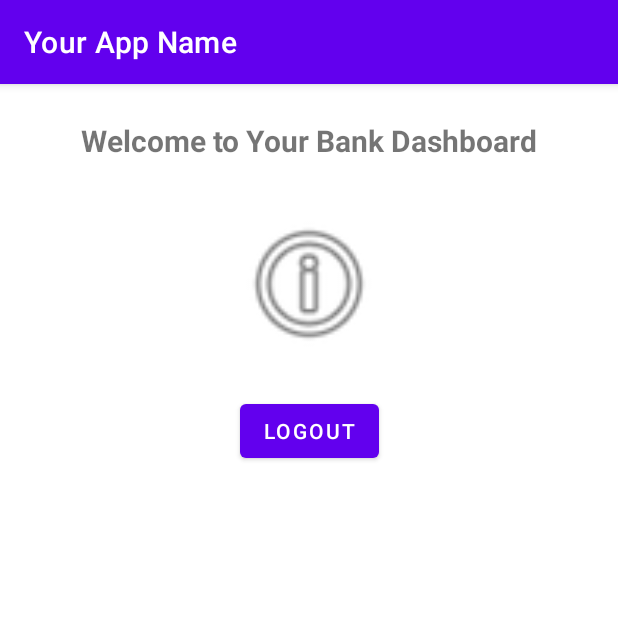
After one commit to arc-arnob/kotlin-bank-app, an Android app: the DashboardActivity screen opened directly, with no data from a screen before it, on a phone screen of 412 x 824 dp, the top half of it. The commit adds this screen. Run offline under Robolectric (Android 15) with nearby library versions, the phone set to English and light mode, and no system bars.

Commit message:
Add Dashboard

```diff
--- a/app/src/main/AndroidManifest.xml
+++ b/app/src/main/AndroidManifest.xml
@@ -11,6 +11,9 @@
         android:supportsRtl="true"
         android:theme="@style/Theme.Bankapp"
         tools:targetApi="33">
+        <activity
+            android:name=".ui.DashboardActivity"
+            android:exported="false" />
         <activity
             android:name=".ui.RegisterActivity"
             android:exported="false" />
--- /dev/null
+++ b/app/src/main/java/com/arnob/bank_app/ui/DashboardActivity.kt
@@ -0,0 +1,37 @@
+package com.arnob.bank_app.ui
+
+import android.content.Intent
+import androidx.appcompat.app.AppCompatActivity
+import android.os.Bundle
+import com.arnob.bank_app.databinding.ActivityDashboardBinding
+import com.arnob.bank_app.util.PreferenceHelper
+
+class DashboardActivity : AppCompatActivity() {
+    private lateinit var binding: ActivityDashboardBinding
+    private lateinit var preferenceHelper: PreferenceHelper
+
+    override fun onCreate(savedInstanceState: Bundle?) {
+        super.onCreate(savedInstanceState)
+        binding = ActivityDashboardBinding.inflate(layoutInflater)
+        setContentView(binding.root)
+
+        preferenceHelper = PreferenceHelper(this)
+        // setup observers
+//        setupObservers() Not needed i think for now.
+        // setup click listeners
+        setupClickListeners()
+
+
+    }
+    private fun setupClickListeners(){
+        binding.btnAction.setOnClickListener {
+            preferenceHelper.clearSession()
+            navigateToLogin()
+        }
+    }
+    private fun navigateToLogin(){
+        val intent = Intent(this, LoginActivity::class.java)
+        startActivity(intent)
+    }
+
+}
--- a/app/src/main/java/com/arnob/bank_app/ui/LoginActivity.kt
+++ b/app/src/main/java/com/arnob/bank_app/ui/LoginActivity.kt
@@ -22,11 +22,9 @@ class LoginActivity : AppCompatActivity() {
         preferenceHelper = PreferenceHelper(this)
 
         // Check if user is already logged in
-//        if (preferenceHelper.isLoggedIn()) {
-////            navigateToDashboard()
-////            finish()
-//            return
-//        }
+        if (preferenceHelper.isLoggedIn()) {
+            navigateToDashboard()
+        }
 
         // Initialize ViewModel
         viewModel = ViewModelProvider(this, ViewModelFactory(this))[LoginViewModel::class.java]
@@ -38,9 +36,8 @@ class LoginActivity : AppCompatActivity() {
         setupClickListeners()
     }
     private fun navigateToDashboard() {
-//        val intent = Intent(this, DashboardActivity::class.java)
-//        startActivity(intent)
-        println("Login Success")
+        val intent = Intent(this, DashboardActivity::class.java)
+        startActivity(intent)
     }
 
     private fun setupClickListeners() {
--- a/app/src/main/java/com/arnob/bank_app/ui/LoginViewModel.kt
+++ b/app/src/main/java/com/arnob/bank_app/ui/LoginViewModel.kt
@@ -25,7 +25,6 @@ class LoginViewModel(
 
             try {
                 val result = userRepository.loginUser(username, password)
-                println(result)
                 result.fold(
                     onSuccess = { user ->
                         // Save session
--- /dev/null
+++ b/app/src/main/res/layout/activity_dashboard.xml
@@ -0,0 +1,46 @@
+<?xml version="1.0" encoding="utf-8"?>
+<androidx.constraintlayout.widget.ConstraintLayout
+    xmlns:android="http://schemas.android.com/apk/res/android"
+    xmlns:app="http://schemas.android.com/apk/res-auto"
+    xmlns:tools="http://schemas.android.com/tools"
+    android:layout_width="match_parent"
+    android:layout_height="match_parent"
+    android:padding="24dp"
+    tools:context=".ui.DashboardActivity">
+
+    <!-- Welcome Text -->
+    <TextView
+        android:id="@+id/tvWelcome"
+        android:layout_width="wrap_content"
+        android:layout_height="wrap_content"
+        android:text="Welcome to Your Bank Dashboard"
+        android:textSize="20sp"
+        android:textStyle="bold"
+        app:layout_constraintTop_toTopOf="parent"
+        app:layout_constraintStart_toStartOf="parent"
+        app:layout_constraintEnd_toEndOf="parent" />
+
+    <!-- Placeholder Icon -->
+    <ImageView
+        android:id="@+id/ivPlaceholder"
+        android:layout_width="100dp"
+        android:layout_height="100dp"
+        android:src="@android:drawable/ic_menu_info_details"
+        android:contentDescription="Dashboard Placeholder Icon"
+        app:layout_constraintTop_toBottomOf="@id/tvWelcome"
+        app:layout_constraintStart_toStartOf="parent"
+        app:layout_constraintEnd_toEndOf="parent"
+        android:layout_marginTop="32dp" />
+
+    <!-- Action Button -->
+    <Button
+        android:id="@+id/btnAction"
+        android:layout_width="wrap_content"
+        android:layout_height="wrap_content"
+        android:text="Logout"
+        app:layout_constraintTop_toBottomOf="@id/ivPlaceholder"
+        app:layout_constraintStart_toStartOf="parent"
+        app:layout_constraintEnd_toEndOf="parent"
+        android:layout_marginTop="24dp" />
+
+</androidx.constraintlayout.widget.ConstraintLayout>
```
